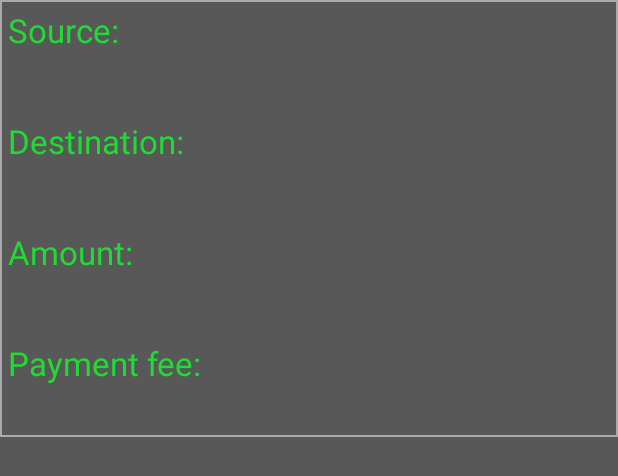
After one commit to Ridrepp/MobV-Semester-Project, an Android app: the layout transaction_list_item.xml on its own in the app's theme, with its tools: preview values and no code run, on a phone screen of 412 x 824 dp. The commit adds this screen. Shown: the top 476 px of the screen. Run offline under Robolectric (Android 15) with nearby library versions, the phone set to English and light mode, and no system bars.

Commit message:
feat: transaction recycler view finished

```diff
--- a/app/src/main/java/com/example/semester_project_crypto_wallet/ui/contacts/ContactsAdapter.kt
+++ b/app/src/main/java/com/example/semester_project_crypto_wallet/ui/contacts/ContactsAdapter.kt
@@ -9,9 +9,8 @@ import com.example.semester_project_crypto_wallet.R
 
 class ContactsAdapter(private val contactsList: ArrayList<Contacts>):
     RecyclerView.Adapter<ContactsAdapter.MyViewHolder>() {
-
         override fun onCreateViewHolder(parent: ViewGroup, viewType: Int): MyViewHolder {
-        val itemView = LayoutInflater.from(parent.context).inflate(R.layout.contacts_list_tem, parent, false)
+            val itemView = LayoutInflater.from(parent.context).inflate(R.layout.contacts_list_item, parent, false)
             return MyViewHolder(itemView)
         }
 
--- a/app/src/main/java/com/example/semester_project_crypto_wallet/ui/contacts/ContactsFragment.kt
+++ b/app/src/main/java/com/example/semester_project_crypto_wallet/ui/contacts/ContactsFragment.kt
@@ -20,8 +20,6 @@ class ContactsFragment : Fragment(){
     private lateinit var binding: FragmentContactsBinding
     private lateinit var newRecyclerView: RecyclerView
     private lateinit var newArrayList: ArrayList<Contacts>
-//    lateinit var contactsName: ArrayList<String>
-//    lateinit var contactsPK: ArrayList<String>
 
     override fun onCreateView(inflater: LayoutInflater, container: ViewGroup?, savedInstanceState: Bundle?): View {
         contactsViewModel =
@@ -38,8 +36,6 @@ class ContactsFragment : Fragment(){
             val contactsName = arrayListOf<String>()
             val contactsPK = arrayListOf<String>()
 
-//            contactsName = array("1","1","1","1","1","1","1","1","1","1","1","1","1","1","1","2")
-//            contactsPK = array("1","1","1","1","1","1","1","1","1","1","1","1","1","1","1","3")
             for (r in receiverList){
                 contactsName.add(r.Name)
                 contactsPK.add(r.Address)
--- /dev/null
+++ b/app/src/main/java/com/example/semester_project_crypto_wallet/ui/transactions/Tx.kt
@@ -0,0 +1,6 @@
+package com.example.semester_project_crypto_wallet.ui.transactions
+
+data class Tx(var transactionSource: String,
+              var transactionDestination: String,
+              var transactionAmount: String,
+              var transactionFee: String)
--- a/app/src/main/res/layout/contacts_list_tem.xml
+++ b/app/src/main/res/layout/contacts_list_item.xml
@@ -16,7 +16,7 @@
         android:gravity="start"
         android:text="@string/name"
         android:textAlignment="textStart"
-        android:textColor="@color/white"
+        android:textColor="@color/logoGreen"
         android:textSize="22sp"
         app:layout_constraintStart_toStartOf="parent"
         app:layout_constraintTop_toTopOf="parent" />
@@ -27,6 +27,7 @@
         android:layout_height="wrap_content"
         android:layout_marginTop="5dp"
         android:paddingEnd="20dp"
+        android:paddingStart="20dp"
         android:textAlignment="textStart"
         android:textColor="@color/white"
         android:textSize="22sp"
@@ -41,7 +42,7 @@
         android:gravity="start"
         android:text="@string/public_key"
         android:textAlignment="textStart"
-        android:textColor="@color/white"
+        android:textColor="@color/logoGreen"
         android:textSize="22sp"
         app:layout_constraintStart_toStartOf="@+id/contactNameText"
         app:layout_constraintTop_toBottomOf="@+id/rvContactName" />
@@ -53,6 +54,7 @@
         android:layout_marginTop="5dp"
         android:layout_marginBottom="10dp"
         android:paddingEnd="20dp"
+        android:paddingStart="20dp"
         android:textAlignment="textStart"
         android:textColor="@color/white"
         android:textSize="22sp"
--- a/app/src/main/res/layout/fragment_contacts.xml
+++ b/app/src/main/res/layout/fragment_contacts.xml
@@ -7,6 +7,7 @@
             name="contactsModel"
             type="com.example.semester_project_crypto_wallet.ui.contacts.ContactsViewModel" />
     </data>
+<!--    TODO(delete contact button)-->
 
     <androidx.constraintlayout.widget.ConstraintLayout
         android:layout_width="match_parent"
--- /dev/null
+++ b/app/src/main/res/layout/transaction_list_item.xml
@@ -0,0 +1,102 @@
+<?xml version="1.0" encoding="utf-8"?>
+<androidx.constraintlayout.widget.ConstraintLayout xmlns:android="http://schemas.android.com/apk/res/android"
+    xmlns:app="http://schemas.android.com/apk/res-auto"
+    xmlns:tools="http://schemas.android.com/tools"
+    android:layout_width="match_parent"
+    android:layout_height="wrap_content"
+    android:background="@drawable/borders_recycler_view">
+
+
+    <TextView
+        android:id="@+id/textViewS"
+        android:layout_width="wrap_content"
+        android:layout_height="wrap_content"
+        android:layout_marginStart="5dp"
+        android:layout_marginTop="5dp"
+        android:textSize="22sp"
+        android:text="@string/sourceTV"
+        android:textColor="@color/logoGreen"
+        app:layout_constraintStart_toStartOf="parent"
+        app:layout_constraintTop_toTopOf="parent" />
+
+    <TextView
+        android:id="@+id/textViewD"
+        android:layout_width="wrap_content"
+        android:layout_height="wrap_content"
+        android:layout_marginTop="10dp"
+        android:textSize="22sp"
+        android:text="@string/destinationTV"
+        android:textColor="@color/logoGreen"
+        app:layout_constraintStart_toStartOf="@+id/textViewS"
+        app:layout_constraintTop_toBottomOf="@+id/textView_source" />
+
+    <TextView
+        android:id="@+id/textViewA"
+        android:layout_width="wrap_content"
+        android:layout_height="wrap_content"
+        android:layout_marginTop="10dp"
+        android:textSize="22sp"
+        android:text="@string/amountTV"
+        android:textColor="@color/logoGreen"
+        app:layout_constraintStart_toStartOf="@+id/textViewS"
+        app:layout_constraintTop_toBottomOf="@+id/textView_destination" />
+
+    <TextView
+        android:id="@+id/textViewF"
+        android:layout_width="wrap_content"
+        android:layout_height="wrap_content"
+        android:layout_marginTop="10dp"
+        android:textSize="22sp"
+        android:text="@string/payment_feeTV"
+        android:textColor="@color/logoGreen"
+        app:layout_constraintStart_toStartOf="@+id/textViewS"
+        app:layout_constraintTop_toBottomOf="@+id/textView_amount" />
+
+    <TextView
+        android:id="@+id/textView_source"
+        android:layout_width="wrap_content"
+        android:layout_height="wrap_content"
+        android:layout_marginTop="5dp"
+        android:textSize="22sp"
+        android:paddingEnd="20dp"
+        android:paddingStart="20dp"
+        android:textColor="@color/white"
+        app:layout_constraintStart_toStartOf="@+id/textViewS"
+        app:layout_constraintTop_toBottomOf="@+id/textViewS" />
+
+    <TextView
+        android:id="@+id/textView_destination"
+        android:layout_width="wrap_content"
+        android:layout_height="wrap_content"
+        android:layout_marginTop="5dp"
+        android:textSize="22sp"
+        android:paddingEnd="20dp"
+        android:paddingStart="20dp"
+        android:textColor="@color/white"
+        app:layout_constraintStart_toStartOf="@+id/textViewD"
+        app:layout_constraintTop_toBottomOf="@+id/textViewD" />
+
+    <TextView
+        android:id="@+id/textView_amount"
+        android:layout_width="wrap_content"
+        android:layout_height="wrap_content"
+        android:layout_marginTop="5dp"
+        android:textSize="22sp"
+        android:paddingEnd="20dp"
+        android:paddingStart="20dp"
+        android:textColor="@color/white"
+        app:layout_constraintStart_toStartOf="@+id/textViewA"
+        app:layout_constraintTop_toBottomOf="@+id/textViewA" />
+
+    <TextView
+        android:id="@+id/textView_fee"
+        android:layout_width="wrap_content"
+        android:layout_height="wrap_content"
+        android:layout_marginTop="5dp"
+        android:textSize="22sp"
+        android:paddingEnd="20dp"
+        android:paddingStart="20dp"
+        android:textColor="@color/white"
+        app:layout_constraintStart_toStartOf="@+id/textViewF"
+        app:layout_constraintTop_toBottomOf="@+id/textViewF" />
+</androidx.constraintlayout.widget.ConstraintLayout>
--- a/app/src/main/res/values/strings.xml
+++ b/app/src/main/res/values/strings.xml
@@ -28,4 +28,8 @@
     <string name="xlm">XLM %1$s</string>
     <string name="name">Name:</string>
     <string name="public_key">Public Key:</string>
+    <string name="sourceTV">Source:</string>
+    <string name="destinationTV">Destination:</string>
+    <string name="amountTV">Amount:</string>
+    <string name="payment_feeTV">Payment fee:</string>
 </resources>
```
Also changed, not shown: app/src/main/java/com/example/semester_project_crypto_wallet/ui/transactions/TxAdapter.kt (added, +36 -0 lines), app/src/main/java/com/example/semester_project_crypto_wallet/ui/transactions/TxFragment.kt (+33 -4 lines), app/src/main/res/layout/fragment_transactions.xml (+14 -15 lines). Lines whose indentation alone changed are shown as unchanged.
